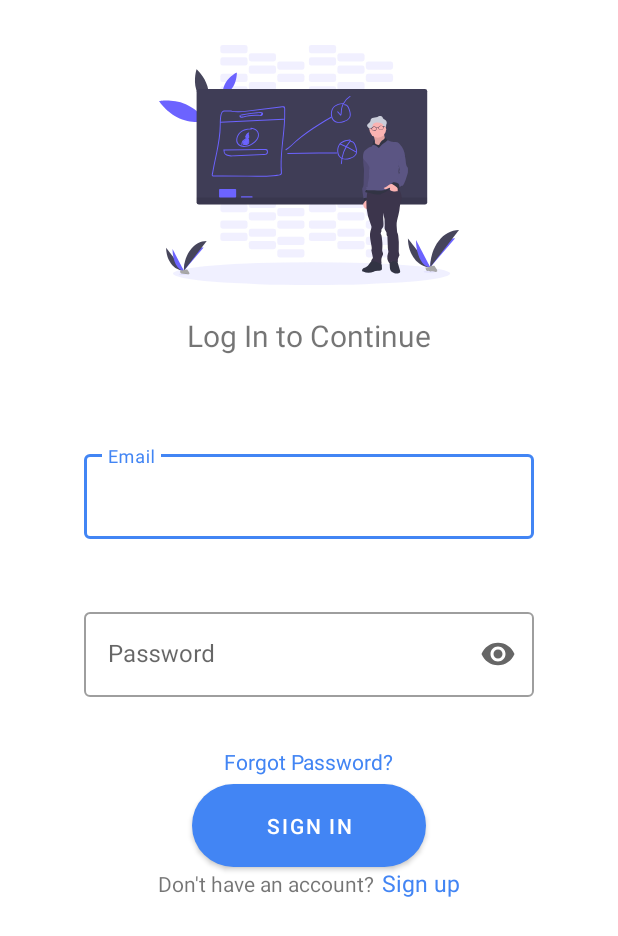
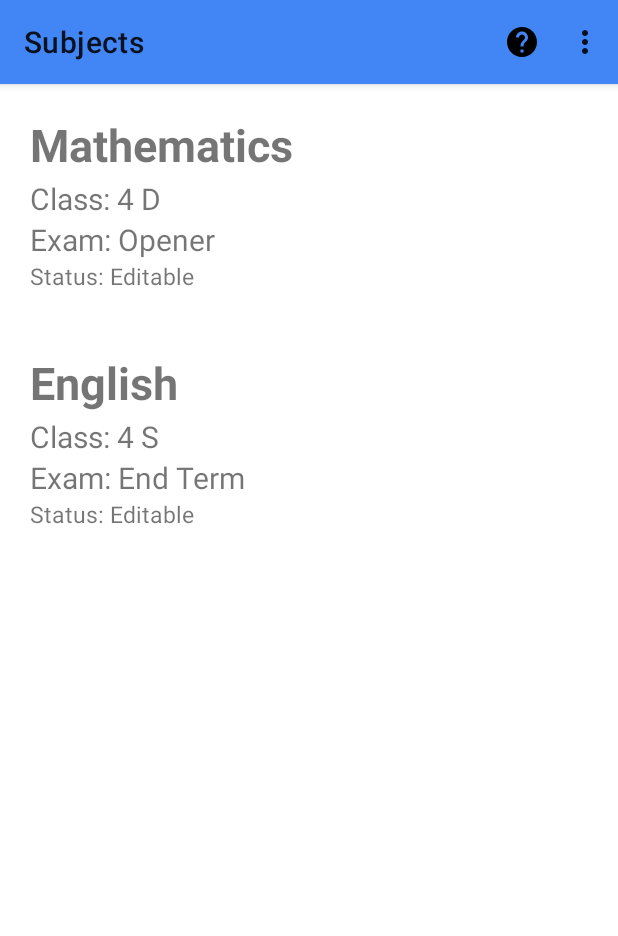
Before and after one commit to Githongo/IsoMarks, an Android app: the screen it shows after launch (MainActivity before the commit, HomeActivity after it), on a phone screen of 412 x 824 dp. Shown: the top 936 px of the screen. Run offline under Robolectric (Android 15) with nearby library versions, the phone set to English and light mode, and no system bars.

Commit message:
User UI added

```diff
--- a/app/build.gradle
+++ b/app/build.gradle
@@ -23,7 +23,7 @@ dependencies {
     implementation fileTree(dir: 'libs', include: ['*.jar'])
     implementation 'androidx.appcompat:appcompat:1.0.2'
     implementation 'androidx.constraintlayout:constraintlayout:1.1.3'
-    implementation  'com.google.android.material:material:1.2.0-alpha02'
+    implementation 'com.google.android.material:material:1.2.0-alpha02'
     testImplementation 'junit:junit:4.12'
     androidTestImplementation 'androidx.test.ext:junit:1.1.0'
     androidTestImplementation 'androidx.test.espresso:espresso-core:3.1.1'
--- /dev/null
+++ b/app/src/main/java/com/blume/isomarks/EditmarksActivity.java
@@ -0,0 +1,14 @@
+package com.blume.isomarks;
+
+import androidx.appcompat.app.AppCompatActivity;
+
+import android.os.Bundle;
+
+public class EditmarksActivity extends AppCompatActivity {
+
+    @Override
+    protected void onCreate(Bundle savedInstanceState) {
+        super.onCreate(savedInstanceState);
+        setContentView(R.layout.activity_editmarks);
+    }
+}
--- /dev/null
+++ b/app/src/main/java/com/blume/isomarks/HomeActivity.java
@@ -0,0 +1,85 @@
+package com.blume.isomarks;
+
+import androidx.annotation.NonNull;
+import androidx.appcompat.app.AppCompatActivity;
+import androidx.appcompat.widget.Toolbar;
+import androidx.recyclerview.widget.LinearLayoutManager;
+import androidx.recyclerview.widget.RecyclerView;
+
+import android.os.Bundle;
+import android.view.Menu;
+import android.view.MenuItem;
+import android.widget.Toast;
+
+import com.blume.subjectRecyclerView.Subject;
+import com.blume.subjectRecyclerView.SubjectAdapter;
+
+import java.util.ArrayList;
+import java.util.List;
+
+public class HomeActivity extends AppCompatActivity {
+
+    private RecyclerView mSubjectRecyclerView;
+    private RecyclerView.Adapter mSubjectAdapter;
+    private RecyclerView.LayoutManager mSubjectLayoutManager;
+
+    @Override
+    protected void onCreate(Bundle savedInstanceState) {
+        super.onCreate(savedInstanceState);
+        setContentView(R.layout.activity_home);
+        Toolbar myToolbar = findViewById(R.id.my_toolbar);
+        setSupportActionBar(myToolbar);
+        setTitle("Subjects");
+
+        //finding recycler view, setting attr. and creating helper class objects
+        mSubjectRecyclerView = findViewById(R.id.subjectRecyclerView);
+        mSubjectRecyclerView.setNestedScrollingEnabled(false);
+        mSubjectRecyclerView.setHasFixedSize(true);
+        mSubjectLayoutManager = new LinearLayoutManager(HomeActivity.this);
+        mSubjectRecyclerView.setLayoutManager(mSubjectLayoutManager);
+        mSubjectAdapter = new SubjectAdapter(getDataSetSubject(), HomeActivity.this);
+        mSubjectRecyclerView.setAdapter(mSubjectAdapter);
+    }
+
+
+    //inflating toolbar(appbar) with menu res
+    @Override
+    public boolean onCreateOptionsMenu(Menu menu) {
+        getMenuInflater().inflate(R.menu.actionbar_menu, menu);
+
+        return super.onCreateOptionsMenu(menu);
+    }
+
+    //handling options selected
+    @Override
+    public boolean onOptionsItemSelected(@NonNull MenuItem item) {
+        int itemId = item.getItemId();
+
+        if (itemId == R.id.actionbar_help){
+            Toast.makeText(HomeActivity.this, "Google it...", Toast.LENGTH_LONG).show();
+        }
+        if (itemId == R.id.actionbar_settings){
+            Toast.makeText(HomeActivity.this, "Settings", Toast.LENGTH_SHORT).show();
+            //insert settings code here...
+        }
+        if (itemId == R.id.actionbar_logout){
+            //Insert Logout code here...if any ;)!
+        }
+
+        return super.onOptionsItemSelected(item);
+    }
+
+    Subject subobj = new Subject("1234", "Mathematics", "4 D", "Opener", "Editable");
+    Subject subobj2 = new Subject("3456", "English", "4 S", "End Term", "Editable");
+
+    ArrayList resultsSubjects = new ArrayList<Subject>();
+    List<Subject> getDataSetSubject() {
+        return getResultsSubjects();
+    }
+
+    public ArrayList getResultsSubjects() {
+        resultsSubjects.add(subobj);
+        resultsSubjects.add(subobj2);
+        return resultsSubjects;
+    }
+}
--- a/app/src/main/java/com/blume/isomarks/MainActivity.java
+++ b/app/src/main/java/com/blume/isomarks/MainActivity.java
@@ -28,6 +28,11 @@ public class MainActivity extends AppCompatActivity {
         signup = findViewById(R.id.register);
         pwordreset = findViewById(R.id.resetPassword);
         progressBar = findViewById(R.id.progressBar1);
+
+        if(1 == 1){
+            Intent toHome = new Intent(MainActivity.this, HomeActivity.class);
+            startActivity(toHome);
+        }
 
         signin.setOnClickListener(new View.OnClickListener() {
             @Override
--- /dev/null
+++ b/app/src/main/java/com/blume/subjectRecyclerView/Subject.java
@@ -0,0 +1,39 @@
+package com.blume.subjectRecyclerView;
+
+public class Subject {
+    private String subjectId;
+    private String subjectName;
+    private String stream;
+    private String examType;
+    private String status;
+
+    public Subject(String SubjectID, String SubjectName, String Stream, String ExamType, String Status){
+        this.subjectId = SubjectID;
+        this.subjectName = SubjectName;
+        this.stream = Stream;
+        this.examType = ExamType;
+        this.status = Status;
+
+    }
+
+    public String getSubjectId(){
+        return subjectId;
+    }
+    public void setSubjectId(String subjectId) {
+        this.subjectId = subjectId;
+    }
+
+    public String getSubjectName(){
+        return subjectName;}
+
+    public String getStream(){
+        return stream;
+    }
+    public String getExamType(){
+        return examType;
+    }
+    public String getStatus(){
+        return status;
+    }
+
+}
--- /dev/null
+++ b/app/src/main/java/com/blume/subjectRecyclerView/SubjectAdapter.java
@@ -0,0 +1,49 @@
+package com.blume.subjectRecyclerView;
+
+import android.content.Context;
+import android.view.LayoutInflater;
+import android.view.View;
+import android.view.ViewGroup;
+
+
+import com.blume.isomarks.R;
+
+import java.util.List;
+
+import androidx.annotation.NonNull;
+
+import androidx.recyclerview.widget.RecyclerView;
+
+public class SubjectAdapter extends RecyclerView.Adapter<SubjectViewHolders> {
+    private List<Subject> itemList;
+    private Context context;
+
+    public SubjectAdapter(List<Subject> itemList, Context context) {
+        this.itemList = itemList;
+        this.context = context;
+    }
+
+    @NonNull
+    @Override
+    public SubjectViewHolders onCreateViewHolder(@NonNull ViewGroup parent, int viewType) {
+        View layoutView = LayoutInflater.from(parent.getContext()).inflate(R.layout.item_subject, null, false);
+        RecyclerView.LayoutParams lp = new RecyclerView.LayoutParams(ViewGroup.LayoutParams.MATCH_PARENT, ViewGroup.LayoutParams.WRAP_CONTENT);
+        layoutView.setLayoutParams(lp);
+        SubjectViewHolders rcv = new SubjectViewHolders(layoutView);
+        return rcv;
+    }
+
+    @Override
+    public void onBindViewHolder(@NonNull SubjectViewHolders holder, int position) {
+        holder.subjectId.setText(itemList.get(position).getSubjectId());
+        holder.subjectName.setText(itemList.get(position).getSubjectName());
+        holder.stream.setText("Class: "+itemList.get(position).getStream());
+        holder.examType.setText("Exam: "+itemList.get(position).getExamType());
+        holder.status.setText("Status: "+itemList.get(position).getStatus());
+    }
+
+    @Override
+    public int getItemCount() {
+        return this.itemList.size();
+    }
+}
--- /dev/null
+++ b/app/src/main/java/com/blume/subjectRecyclerView/SubjectViewHolders.java
@@ -0,0 +1,40 @@
+package com.blume.subjectRecyclerView;
+
+import android.content.Intent;
+import android.os.Bundle;
+import android.view.View;
+import android.widget.TextView;
+
+import com.blume.isomarks.EditmarksActivity;
+import com.blume.isomarks.R;
+
+import androidx.annotation.NonNull;
+import androidx.recyclerview.widget.RecyclerView;
+
+public class SubjectViewHolders extends RecyclerView.ViewHolder implements View.OnClickListener  {
+
+    public TextView subjectId;
+    public TextView subjectName;
+    public TextView stream;
+    public TextView examType;
+    public TextView status;
+
+    public SubjectViewHolders(@NonNull View itemView) {
+        super(itemView);
+        itemView.setOnClickListener(this);
+        subjectId = (TextView) itemView.findViewById(R.id.subjectId);
+        subjectName = (TextView) itemView.findViewById(R.id.subjectName);
+        stream = (TextView) itemView.findViewById(R.id.stream);
+        examType = (TextView) itemView.findViewById(R.id.examType);
+        status = (TextView) itemView.findViewById(R.id.status);
+    }
+
+    @Override
+    public void onClick(View v) {
+        Intent intent = new Intent(v.getContext(), EditmarksActivity.class);
+        Bundle b = new Bundle();
+        b.putString("subjectId", subjectId.getText().toString());
+        intent.putExtras(b);
+        v.getContext().startActivity(intent);
+    }
+}
--- /dev/null
+++ b/app/src/main/res/drawable/ic_help_24px.xml
@@ -0,0 +1,9 @@
+<vector xmlns:android="http://schemas.android.com/apk/res/android"
+    android:width="24dp"
+    android:height="24dp"
+    android:viewportWidth="24"
+    android:viewportHeight="24">
+  <path
+      android:fillColor="#FF000000"
+      android:pathData="M12,2C6.48,2 2,6.48 2,12s4.48,10 10,10 10,-4.48 10,-10S17.52,2 12,2zM13,19h-2v-2h2v2zM15.07,11.25l-0.9,0.92C13.45,12.9 13,13.5 13,15h-2v-0.5c0,-1.1 0.45,-2.1 1.17,-2.83l1.24,-1.26c0.37,-0.36 0.59,-0.86 0.59,-1.41 0,-1.1 -0.9,-2 -2,-2s-2,0.9 -2,2L8,9c0,-2.21 1.79,-4 4,-4s4,1.79 4,4c0,0.88 -0.36,1.68 -0.93,2.25z"/>
+</vector>
--- /dev/null
+++ b/app/src/main/res/layout/activity_editmarks.xml
@@ -0,0 +1,9 @@
+<?xml version="1.0" encoding="utf-8"?>
+<androidx.constraintlayout.widget.ConstraintLayout xmlns:android="http://schemas.android.com/apk/res/android"
+    xmlns:app="http://schemas.android.com/apk/res-auto"
+    xmlns:tools="http://schemas.android.com/tools"
+    android:layout_width="match_parent"
+    android:layout_height="match_parent"
+    tools:context=".EditmarksActivity">
+
+</androidx.constraintlayout.widget.ConstraintLayout>
--- /dev/null
+++ b/app/src/main/res/layout/activity_home.xml
@@ -0,0 +1,40 @@
+<?xml version="1.0" encoding="utf-8"?>
+
+<LinearLayout
+    xmlns:android="http://schemas.android.com/apk/res/android"
+    xmlns:app="http://schemas.android.com/apk/res-auto"
+    xmlns:tools="http://schemas.android.com/tools"
+    android:layout_width="match_parent"
+    android:layout_height="match_parent"
+    tools:context=".HomeActivity"
+    android:fitsSystemWindows="true"
+    android:orientation="vertical"
+    >
+
+
+    <androidx.appcompat.widget.Toolbar
+        android:id="@+id/my_toolbar"
+        android:layout_width="match_parent"
+        android:layout_height="?attr/actionBarSize"
+        android:background="?attr/colorPrimary"
+        android:elevation="4dp"
+        android:theme="@style/ThemeOverlay.AppCompat.ActionBar"
+        app:menu="@menu/actionbar_menu"
+        app:popupTheme="@style/ThemeOverlay.AppCompat.Light" />
+
+    <androidx.core.widget.NestedScrollView
+        android:layout_width="match_parent"
+        android:layout_height="match_parent">
+        <androidx.recyclerview.widget.RecyclerView
+            android:layout_width="match_parent"
+            android:layout_height="wrap_content"
+            android:id="@+id/subjectRecyclerView"
+            android:scrollbars="vertical"
+            >
+        </androidx.recyclerview.widget.RecyclerView>
+
+    </androidx.core.widget.NestedScrollView>
+
+
+
+</LinearLayout>
--- /dev/null
+++ b/app/src/main/res/layout/item_subject.xml
@@ -0,0 +1,39 @@
+<?xml version="1.0" encoding="utf-8"?>
+<LinearLayout xmlns:android="http://schemas.android.com/apk/res/android"
+    android:orientation="vertical" android:layout_width="match_parent"
+    android:layout_height="match_parent"
+    android:padding="20sp">
+
+    <TextView
+        android:layout_width="wrap_content"
+        android:layout_height="wrap_content"
+        android:id="@+id/subjectName"
+        android:textSize="30dp"
+        android:textStyle="bold"
+        android:text="Subject"/>
+    <TextView
+        android:layout_width="wrap_content"
+        android:layout_height="wrap_content"
+        android:textSize="0.5dp"
+        android:id="@+id/subjectId"
+        android:visibility="invisible"/>
+    <TextView
+        android:layout_width="wrap_content"
+        android:layout_height="wrap_content"
+        android:id="@+id/stream"
+        android:textSize="20dp"
+        android:text="Class: 4 A" />
+    <TextView
+        android:layout_width="wrap_content"
+        android:layout_height="wrap_content"
+        android:id="@+id/examType"
+        android:textSize="20dp"
+        android:text="Exam: End-Term" />
+    <TextView
+        android:layout_width="wrap_content"
+        android:layout_height="wrap_content"
+        android:id="@+id/status"
+        android:textSize="15dp"
+        android:text="Status: Editable" />
+
+</LinearLayout>
--- /dev/null
+++ b/app/src/main/res/menu/actionbar_menu.xml
@@ -0,0 +1,16 @@
+<?xml version="1.0" encoding="utf-8"?>
+<menu xmlns:android="http://schemas.android.com/apk/res/android"
+    xmlns:app="http://schemas.android.com/apk/res-auto">
+
+
+    <item android:id="@+id/actionbar_help"
+        android:icon="@drawable/ic_help_24px"
+        android:title="@string/action_settings"
+        app:showAsAction="ifRoom"/>
+    <item android:id="@+id/actionbar_settings"
+        android:title="@string/action_settings"
+        app:showAsAction="never"/>
+    <item android:id="@+id/actionbar_logout"
+        android:title="@string/action_logout"
+        app:showAsAction="never"/>
+</menu>
--- a/app/src/main/res/values/strings.xml
+++ b/app/src/main/res/values/strings.xml
@@ -15,9 +15,7 @@
     <string name="Sign_up">Sign up</string>
     <string name="already_have_an_account">Already have an account?</string>
     <string name="sign_in">Sign in</string>
-    <string-array name="institutions">
-        <item>School A</item>
-        <item>School B</item>
-        <item>School C</item>
-    </string-array>
+    <string name="action_logout">Logout</string>
+    <string name="action_settings">Settings</string>
+
 </resources>
```
Also changed, not shown: app/src/main/AndroidManifest.xml (+7 -4 lines).
